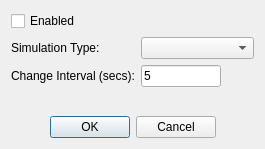
This is omodscan/dialogs/dialogcoilsimulation.ui in sanny32/OpenModScan as Qt 5 draws it before an edit. The edited form follows.
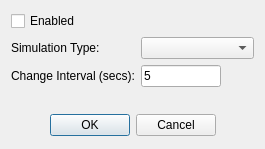
This is the edited form. Custom widgets are drawn as their Qt base class.

The edit to the form file:
```diff
--- a/omodscan/dialogs/dialogcoilsimulation.ui
+++ b/omodscan/dialogs/dialogcoilsimulation.ui
@@ -63,6 +63,12 @@
    </item>
    <item>
     <widget class="QDialogButtonBox" name="buttonBox">
+     <property name="minimumSize">
+      <size>
+       <width>0</width>
+       <height>26</height>
+      </size>
+     </property>
      <property name="orientation">
       <enum>Qt::Horizontal</enum>
      </property>
```
Left out of the diff: 4 changed lines with no effect on the pictures.
